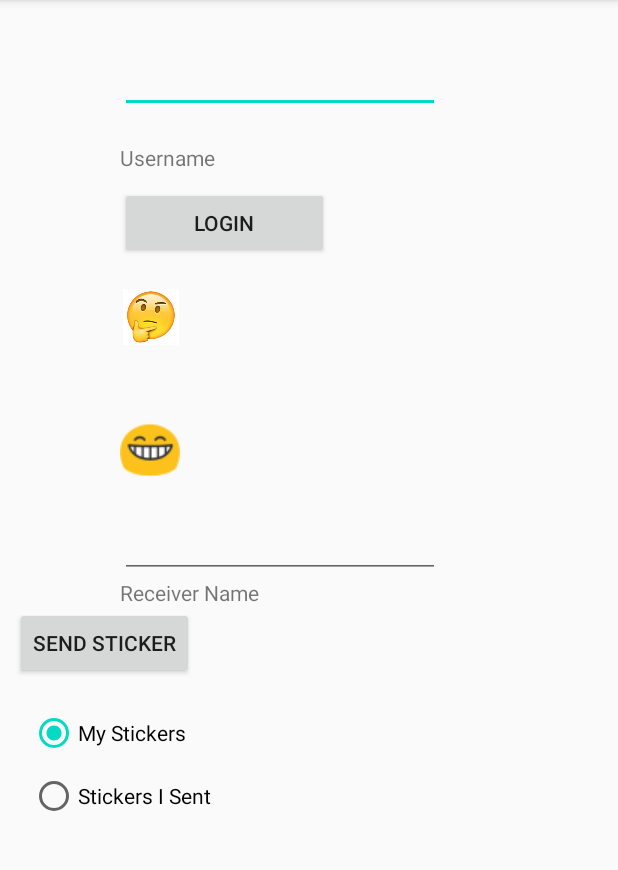
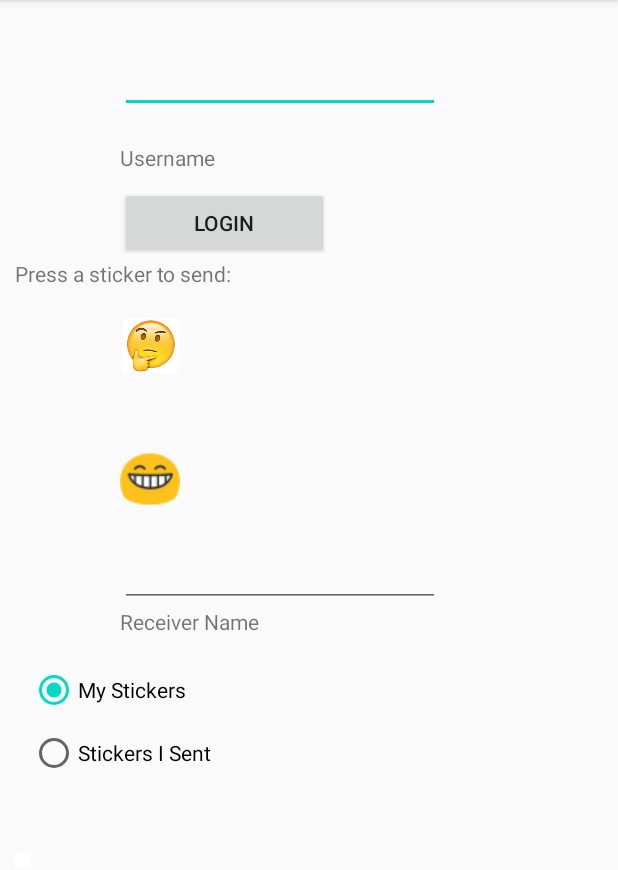
Before and after one commit to morshedmm/NUMAD21SuGroupAttentionStick, an Android app: the RealtimeDatabaseActivity screen opened directly, with no data from a screen before it, on a phone screen of 412 x 824 dp, the part 84-954 px from its top. Run offline under Robolectric (Android 15) with nearby library versions, the phone set to English and light mode, and no system bars; our stand-ins replace Firebase (no records; nobody signed in at launch, a user with empty details on screens opened directly); pictures from the network do not load.

Commit message:
Final changes

```diff
--- a/app/src/main/res/layout/activity_realtime_database.xml
+++ b/app/src/main/res/layout/activity_realtime_database.xml
@@ -62,6 +62,12 @@
                     app:layout_constraintTop_toBottomOf="@+id/myusername_id"/>
 
 
+            <TextView
+                    android:text="@string/select_a_sticker"
+                    android:layout_width="match_parent"
+                    android:layout_height="wrap_content"
+                    android:id="@+id/textView2"/>
+
             <ImageView
                     android:id="@+id/add_button2_id"
                     android:layout_width="41dp"
@@ -111,16 +117,6 @@
                     app:layout_constraintStart_toStartOf="parent"
                     app:layout_constraintTop_toBottomOf="@+id/add_button1_id"/>
 
-
-            <Button
-                    android:id="@+id/sendMessageButton"
-                    android:layout_width="wrap_content"
-                    android:layout_height="wrap_content"
-                    android:onClick="sendDatabaseMessage"
-                    android:text="@string/send_message"
-                    app:layout_constraintEnd_toEndOf="parent"
-                    app:layout_constraintStart_toStartOf="@id/receiverusernamelabel_id"
-                    app:layout_constraintTop_toBottomOf="@+id/recieverusename_id"/>
 
             <RadioGroup
                     android:id="@+id/radioGroup1"
--- a/app/src/main/res/values/strings.xml
+++ b/app/src/main/res/values/strings.xml
@@ -31,5 +31,6 @@
     <string name="send_message">Send Sticker</string>
     <!-- TODO: Remove or change this placeholder text -->
     <string name="hello_blank_fragment">Hello blank fragment</string>
+    <string name="select_a_sticker">Press a sticker to send:</string>
 
 </resources>
```
Also changed, not shown: app/src/main/java/edu/neu/madcourse/numad21sugroupattentionstick/realtimedatabase/RealtimeDatabaseActivity.java (+8 -2 lines).
